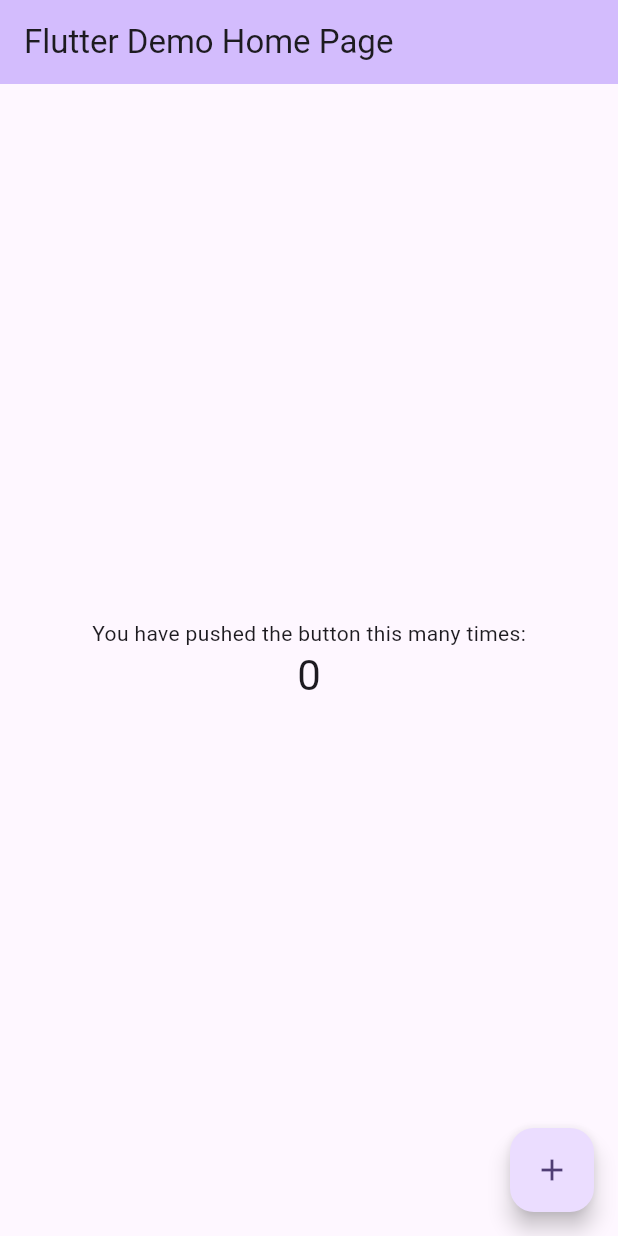
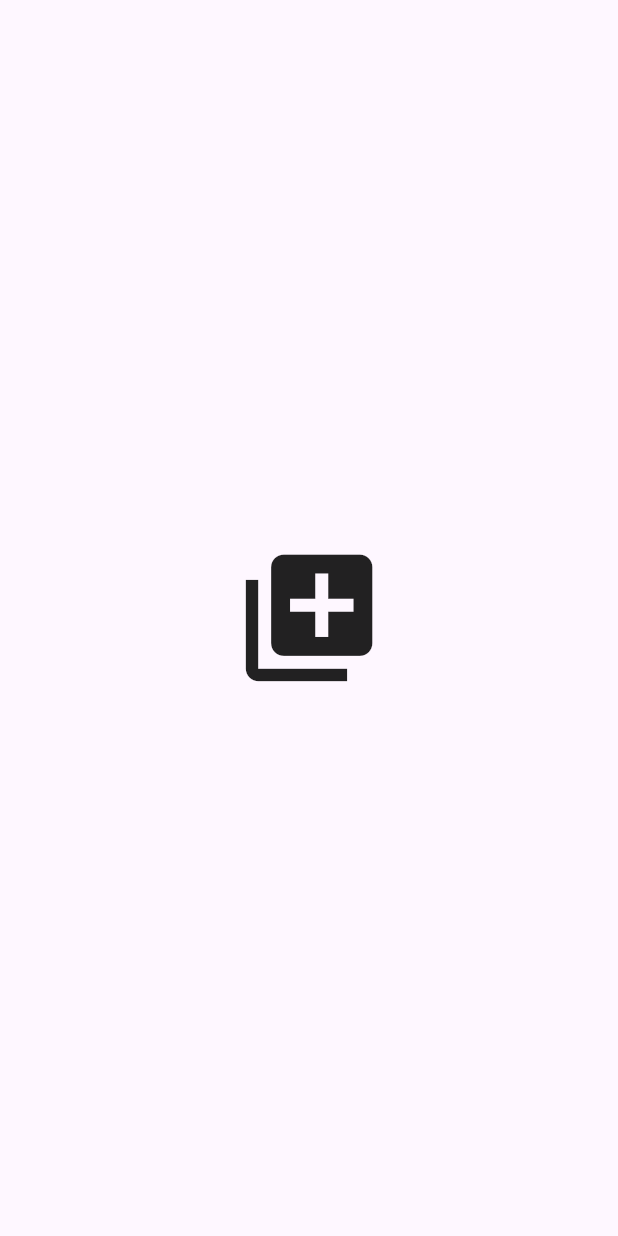
Before and after one commit to mohamadnafe14-arch/Blog-App, a Flutter app: the first screen one second after launch, on a phone screen of 412 x 824 dp. Run offline on Flutter 3.47's test engine with Material 3 defaults, Android fonts, the phone set to English and light mode, and no system bars; our stand-ins replace flutter_screenutil, go_router.

Commit message:
creating the auth feature and adding sign in view and splash view

```diff
--- /dev/null
+++ b/lib/core/utils/app_router.dart
@@ -0,0 +1,20 @@
+import 'package:blog_app/features/auth/presentation/views/sign_in_view.dart';
+import 'package:blog_app/features/auth/presentation/views/splash_view.dart';
+import 'package:go_router/go_router.dart';
+
+class AppRouter {
+  static const String initialRoute = '/';
+  static const String signInRoute = '/sign-in';
+  static final appRouter = GoRouter(
+    routes: [
+      GoRoute(
+        path: initialRoute,
+        builder: (context, state) => const SplashView(),
+      ),
+      GoRoute(
+        path: signInRoute,
+        builder: (context, state) => const SignInView(),
+      ),
+    ],
+  );
+}
--- /dev/null
+++ b/lib/features/auth/presentation/views/sign_in_view.dart
@@ -0,0 +1,10 @@
+import 'package:flutter/material.dart';
+
+class SignInView extends StatelessWidget {
+  const SignInView({super.key});
+
+  @override
+  Widget build(BuildContext context) {
+    return const Scaffold();
+  }
+}
--- /dev/null
+++ b/lib/features/auth/presentation/views/splash_view.dart
@@ -0,0 +1,29 @@
+import 'package:blog_app/core/utils/app_router.dart';
+import 'package:flutter/material.dart';
+import 'package:flutter_screenutil/flutter_screenutil.dart';
+import 'package:go_router/go_router.dart';
+
+class SplashView extends StatefulWidget {
+  const SplashView({super.key});
+
+  @override
+  State<SplashView> createState() => _SplashViewState();
+}
+
+class _SplashViewState extends State<SplashView> {
+  @override
+  void initState() {
+    Future.delayed(const Duration(seconds: 3), () {
+      // ignore: use_build_context_synchronously
+      GoRouter.of(context).push(AppRouter.signInRoute);
+    });
+    super.initState();
+  }
+
+  @override
+  Widget build(BuildContext context) {
+    return Scaffold(
+      body: Center(child: Icon(Icons.add_to_photos, size: 100.r)),
+    );
+  }
+}
--- a/lib/main.dart
+++ b/lib/main.dart
@@ -1,122 +1,24 @@
+import 'package:blog_app/core/utils/app_router.dart';
 import 'package:flutter/material.dart';
+import 'package:flutter_screenutil/flutter_screenutil.dart';
 
 void main() {
-  runApp(const MyApp());
+  runApp(const BlogApp());
 }
 
-class MyApp extends StatelessWidget {
-  const MyApp({super.key});
+class BlogApp extends StatelessWidget {
+  const BlogApp({super.key});
 
-  // This widget is the root of your application.
   @override
   Widget build(BuildContext context) {
-    return MaterialApp(
-      title: 'Flutter Demo',
-      theme: ThemeData(
-        // This is the theme of your application.
-        //
-        // TRY THIS: Try running your application with "flutter run". You'll see
-        // the application has a purple toolbar. Then, without quitting the app,
-        // try changing the seedColor in the colorScheme below to Colors.green
-        // and then invoke "hot reload" (save your changes or press the "hot
-        // reload" button in a Flutter-supported IDE, or press "r" if you used
-        // the command line to start the app).
-        //
-        // Notice that the counter didn't reset back to zero; the application
-        // state is not lost during the reload. To reset the state, use hot
-        // restart instead.
-        //
-        // This works for code too, not just values: Most code changes can be
-        // tested with just a hot reload.
-        colorScheme: ColorScheme.fromSeed(seedColor: Colors.deepPurple),
+    return ScreenUtilInit(
+      designSize: const Size(375, 812),
+      minTextAdapt: true,
+      splitScreenMode: true,
+      builder: (context, child) =>  MaterialApp.router(
+        routerConfig: AppRouter.appRouter,
+        debugShowCheckedModeBanner: false,
       ),
-      home: const MyHomePage(title: 'Flutter Demo Home Page'),
     );
   }
 }
-
-class MyHomePage extends StatefulWidget {
-  const MyHomePage({super.key, required this.title});
-
-  // This widget is the home page of your application. It is stateful, meaning
-  // that it has a State object (defined below) that contains fields that affect
-  // how it looks.
-
-  // This class is the configuration for the state. It holds the values (in this
-  // case the title) provided by the parent (in this case the App widget) and
-  // used by the build method of the State. Fields in a Widget subclass are
-  // always marked "final".
-
-  final String title;
-
-  @override
-  State<MyHomePage> createState() => _MyHomePageState();
-}
-
-class _MyHomePageState extends State<MyHomePage> {
-  int _counter = 0;
-
-  void _incrementCounter() {
-    setState(() {
-      // This call to setState tells the Flutter framework that something has
-      // changed in this State, which causes it to rerun the build method below
-      // so that the display can reflect the updated values. If we changed
-      // _counter without calling setState(), then the build method would not be
-      // called again, and so nothing would appear to happen.
-      _counter++;
-    });
-  }
-
-  @override
-  Widget build(BuildContext context) {
-    // This method is rerun every time setState is called, for instance as done
-    // by the _incrementCounter method above.
-    //
-    // The Flutter framework has been optimized to make rerunning build methods
-    // fast, so that you can just rebuild anything that needs updating rather
-    // than having to individually change instances of widgets.
-    return Scaffold(
-      appBar: AppBar(
-        // TRY THIS: Try changing the color here to a specific color (to
-        // Colors.amber, perhaps?) and trigger a hot reload to see the AppBar
-        // change color while the other colors stay the same.
-        backgroundColor: Theme.of(context).colorScheme.inversePrimary,
-        // Here we take the value from the MyHomePage object that was created by
-        // the App.build method, and use it to set our appbar title.
-        title: Text(widget.title),
-      ),
-      body: Center(
-        // Center is a layout widget. It takes a single child and positions it
-        // in the middle of the parent.
-        child: Column(
-          // Column is also a layout widget. It takes a list of children and
-          // arranges them vertically. By default, it sizes itself to fit its
-          // children horizontally, and tries to be as tall as its parent.
-          //
-          // Column has various properties to control how it sizes itself and
-          // how it positions its children. Here we use mainAxisAlignment to
-          // center the children vertically; the main axis here is the vertical
-          // axis because Columns are vertical (the cross axis would be
-          // horizontal).
-          //
-          // TRY THIS: Invoke "debug painting" (choose the "Toggle Debug Paint"
-          // action in the IDE, or press "p" in the console), to see the
-          // wireframe for each widget.
-          mainAxisAlignment: MainAxisAlignment.center,
-          children: <Widget>[
-            const Text('You have pushed the button this many times:'),
-            Text(
-              '$_counter',
-              style: Theme.of(context).textTheme.headlineMedium,
-            ),
-          ],
-        ),
-      ),
-      floatingActionButton: FloatingActionButton(
-        onPressed: _incrementCounter,
-        tooltip: 'Increment',
-        child: const Icon(Icons.add),
-      ), // This trailing comma makes auto-formatting nicer for build methods.
-    );
-  }
-}
```
Also changed, not shown: pubspec.yaml (+5 -16 lines), pubspec.lock, 2 other files.
